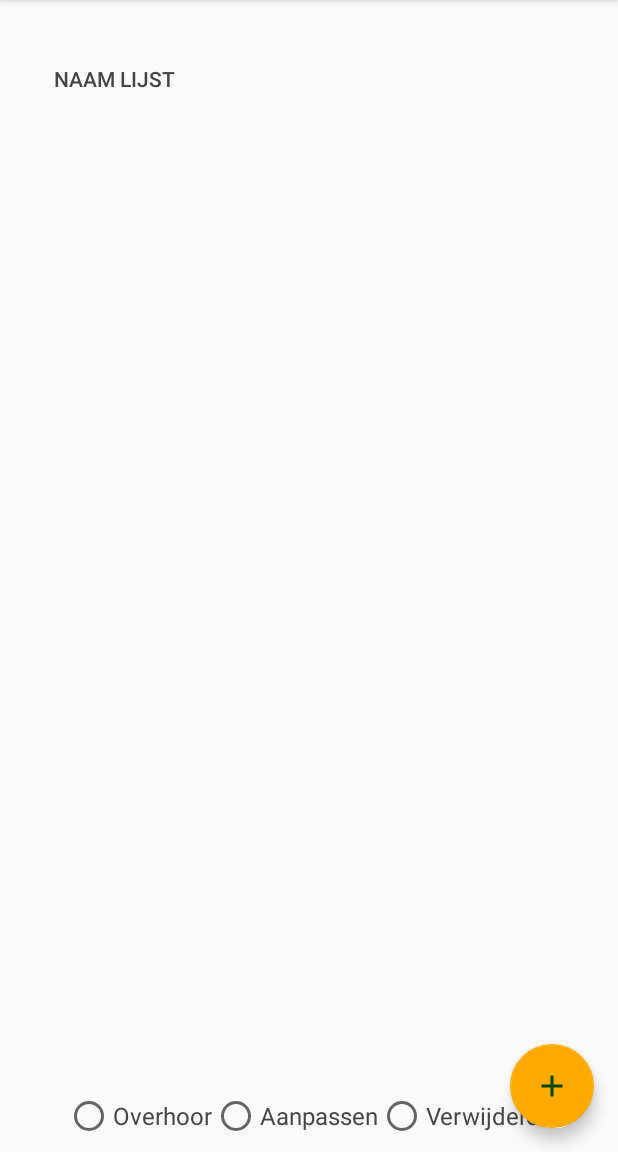
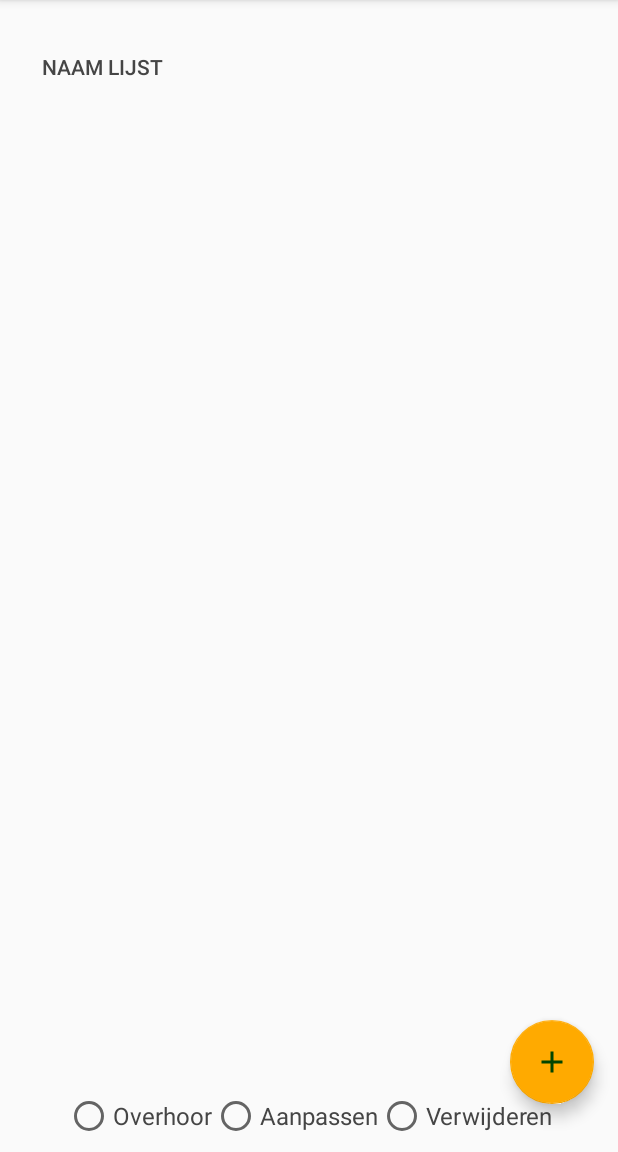
Before and after one commit to svendor/Rijtjessss, an Android app: the fragment displayList shown on its own in the app's theme, on a phone screen of 412 x 824 dp, the part 84-1236 px from its top. Run offline under Robolectric (Android 15) with nearby library versions, the light colour scheme and no system bars.

Commit message:
Fragment layout eliminated

```diff
--- a/app/src/main/AndroidManifest.xml
+++ b/app/src/main/AndroidManifest.xml
@@ -29,7 +29,7 @@
         <activity android:name=".settings" />
         <activity
             android:name=".NavMenu"
-            android:label="@string/title_activity_nav_menu"
+            android:label="@string/app_name"
             android:screenOrientation="portrait"
             android:theme="@style/AppTheme.NoActionBar" />
     </application>
--- a/app/src/main/res/layout/content_nav_menu.xml
+++ b/app/src/main/res/layout/content_nav_menu.xml
@@ -10,7 +10,7 @@
 
     <RelativeLayout
         android:id="@+id/relativelayout_fragment"
-        android:layout_width="match_parent"
+        android:layout_width="0dp"
         android:layout_height="match_parent"
         app:layout_constraintTop_toTopOf="parent"
         app:layout_constraintRight_toRightOf="parent"
--- a/app/src/main/res/layout/fragment_display_list.xml
+++ b/app/src/main/res/layout/fragment_display_list.xml
@@ -1,4 +1,4 @@
-<FrameLayout xmlns:android="http://schemas.android.com/apk/res/android"
+<android.support.constraint.ConstraintLayout xmlns:android="http://schemas.android.com/apk/res/android"
     xmlns:app="http://schemas.android.com/apk/res-auto"
     xmlns:tools="http://schemas.android.com/tools"
     android:layout_width="match_parent"
@@ -6,26 +6,33 @@
     tools:context="layout.displayList">
 
     <!-- TODO: Update blank fragment layout -->
-    <android.support.constraint.ConstraintLayout
-        android:layout_width="match_parent"
-        android:layout_height="match_parent">
+
 
     <TextView
         android:id="@+id/textView4"
-            android:layout_width="wrap_content"
-            android:layout_height="wrap_content"
+        android:layout_width="0dp"
+        android:layout_height="0dp"
         android:text="@string/hello_blank_fragment"
-            android:visibility="invisible"
+        android:visibility="gone"
         app:layout_constraintLeft_toLeftOf="parent"
-            app:layout_constraintTop_toTopOf="parent" />
+        app:layout_constraintTop_toTopOf="parent"
+        app:layout_constraintRight_toLeftOf="@+id/fab"
+        tools:layout_constraintTop_creator="1"
+        tools:layout_constraintRight_creator="1"
+        tools:layout_constraintBottom_creator="1"
+        android:layout_marginStart="8dp"
+        app:layout_constraintBottom_toBottomOf="parent"
+        android:layout_marginEnd="8dp"
+        android:layout_marginTop="8dp"
+        tools:layout_constraintLeft_creator="1"
+        android:layout_marginBottom="8dp"
+        android:layout_marginLeft="8dp"
+        android:layout_marginRight="8dp" />
 
     <TextView
         android:id="@+id/showList"
         android:layout_width="wrap_content"
         android:layout_height="wrap_content"
-            android:layout_marginEnd="@dimen/standard_margin"
-            android:layout_marginRight="@dimen/standard_margin"
-            android:layout_marginTop="@dimen/standard_margin"
         android:text=""
         app:layout_constraintRight_toRightOf="parent"
         app:layout_constraintTop_toTopOf="parent" />
@@ -34,9 +41,6 @@
         android:id="@+id/scrollView2"
         android:layout_width="0dp"
         android:layout_height="450dp"
-            android:layout_marginStart="8dp"
-            android:layout_marginLeft="8dp"
-            android:layout_marginTop="8dp"
         app:layout_constraintLeft_toLeftOf="parent"
         app:layout_constraintRight_toRightOf="parent"
         app:layout_constraintTop_toTopOf="parent">
@@ -59,8 +63,8 @@
         android:id="@+id/radioGroup"
         android:layout_width="wrap_content"
         android:layout_height="wrap_content"
+        android:orientation="horizontal"
         android:layout_marginBottom="@dimen/standard_margin"
-            android:orientation="horizontal"
         app:layout_constraintLeft_toLeftOf="parent"
         app:layout_constraintRight_toRightOf="parent"
         app:layout_constraintBottom_toBottomOf="parent">
@@ -73,7 +77,7 @@
             android:focusable="auto"
             android:text="@string/Test"
             android:textColor="@color/colorLightBlack"
-                android:textSize="@dimen/mediumtextsize"/>
+            android:textSize="@dimen/mediumtextsize" />
 
         <RadioButton
             android:id="@+id/editList"
@@ -81,7 +85,7 @@
             android:layout_height="wrap_content"
             android:text="@string/Change"
             android:textColor="@color/colorLightBlack"
-                android:textSize="@dimen/mediumtextsize"/>
+            android:textSize="@dimen/mediumtextsize" />
 
         <RadioButton
             android:id="@+id/deleteList"
@@ -92,14 +96,18 @@
             android:textSize="@dimen/mediumtextsize" />
     </RadioGroup>
 
-    </android.support.constraint.ConstraintLayout>
 
     <android.support.design.widget.FloatingActionButton
         android:id="@+id/fab"
         android:layout_width="wrap_content"
         android:layout_height="wrap_content"
-        android:layout_gravity="bottom|end"
-        android:layout_margin="@dimen/fab_margin"
-        app:srcCompat="@drawable/ic_add_black" />
+        app:srcCompat="@drawable/ic_add_black"
+        android:layout_marginEnd="16dp"
+        android:layout_marginRight="16dp"
+        android:layout_marginBottom="32dp"
+        tools:layout_constraintRight_creator="1"
+        tools:layout_constraintBottom_creator="1"
+        app:layout_constraintBottom_toBottomOf="parent"
+        app:layout_constraintRight_toRightOf="parent" />
 
-</FrameLayout>
+</android.support.constraint.ConstraintLayout>
--- a/app/src/main/res/values/strings.xml
+++ b/app/src/main/res/values/strings.xml
@@ -36,6 +36,9 @@
     <string name="Delete_row">Verwijder rij</string>
     <string name="Save">Opslaan</string>
     <string name="Was_right">Was wel goed</string>
+    <string name="Test_reversed">Omgekeerd</string>
+    <string name="Test_as_made">Zoals ingevoerd</string>
+    <string name="Test_direction">Overhoorrichting:</string>
 
 
     <string name="About_us_text">Wij zijn Bas Cornelissen, Arun Mulder en Sven de Ronde. Wij zijn AWESOME!</string>
```
Also changed, not shown: app/src/main/res/layout/fragment_about.xml (+20 -8 lines), app/src/main/res/layout/fragment_create_list.xml (+10 -15 lines), app/src/main/res/layout/fragment_settings.xml (+7 -11 lines). Lines whose indentation alone changed are shown as unchanged.
